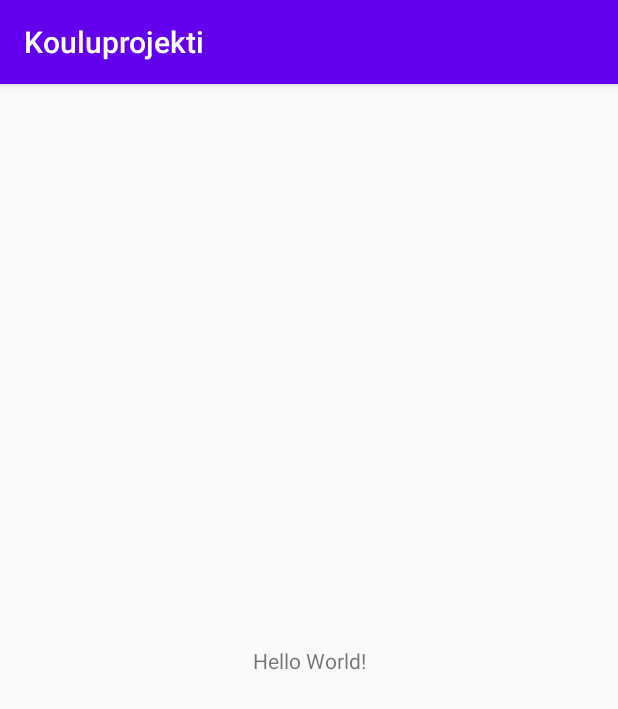
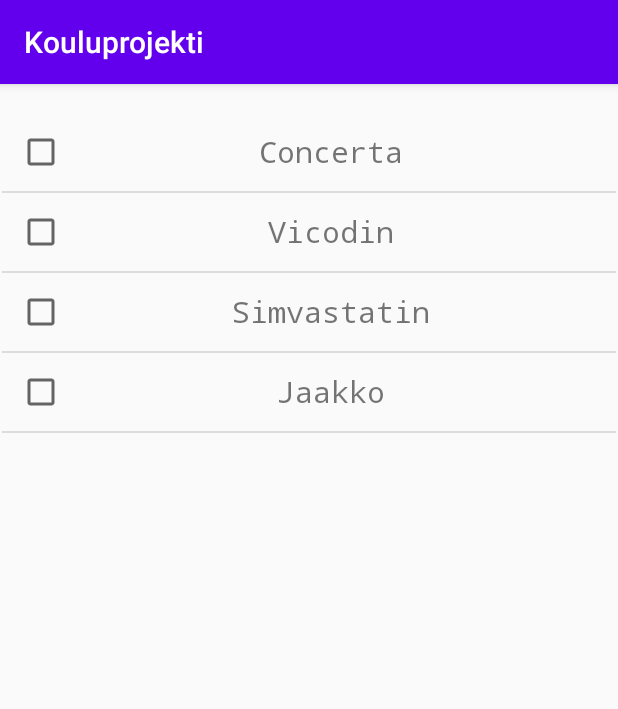
Before and after one commit to HudRud/Kouluprojekti, an Android app: the screen it shows after launch (MainActivity), on a phone screen of 412 x 824 dp. Shown: the top 709 px of the screen. Run offline under Robolectric (Android 15) with nearby library versions, the phone set to English and light mode, and no system bars.

Commit message:
Lääkemuistuttimien ListView adapteri valmis

```diff
--- a/app/src/main/java/com/example/kouluprojekti/MainActivity.java
+++ b/app/src/main/java/com/example/kouluprojekti/MainActivity.java
@@ -4,16 +4,29 @@ import androidx.appcompat.app.AppCompatActivity;
 
 import android.os.Bundle;
 import android.util.Log;
+import android.widget.ListView;
+
+import java.util.ArrayList;
 
 public class MainActivity extends AppCompatActivity {
-
+ArrayList<MedicationData> medList;
+ListView lv;
     @Override
     protected void onCreate(Bundle savedInstanceState) {
         super.onCreate(savedInstanceState);
         setContentView(R.layout.activity_main);
-        Log.d("ei","henri oot ihan kakka");
-        Log.d("kyllä","jaakko on myös ihan kakka");
-        Log.d("jotain","Kevin on myös kakka");
-        Log.d("saofneo","dspoflowq");
+        medList = new ArrayList<>();
+        lv = findViewById(R.id.ListView1);
+        MedicationData med1 = new MedicationData("Concerta");
+        MedicationData med2 = new MedicationData("Vicodin");
+        MedicationData med3 = new MedicationData("Simvastatin");
+        MedicationData med4 = new MedicationData("Jaakko");
+        medList.add(med1);
+        medList.add(med2);
+        medList.add(med3);
+        medList.add(med4);
+        MedListAdapter adapter = new MedListAdapter(this,R.layout.mednotelayout,medList);
+        lv.setAdapter(adapter);
+
     }
 }
--- /dev/null
+++ b/app/src/main/java/com/example/kouluprojekti/MedListAdapter.java
@@ -0,0 +1,40 @@
+package com.example.kouluprojekti;
+
+import android.content.Context;
+import android.view.LayoutInflater;
+import android.view.View;
+import android.view.ViewGroup;
+import android.widget.ArrayAdapter;
+import android.widget.TextView;
+
+import androidx.annotation.NonNull;
+
+import java.util.ArrayList;
+
+public class MedListAdapter extends ArrayAdapter<MedicationData> {
+    private Context mContext;
+    int mResource;
+    public MedListAdapter(@NonNull Context context, int resource, @NonNull ArrayList<MedicationData> objects) {
+        super(context, resource, objects);
+        this.mContext = context;
+        this.mResource = resource;
+    }
+    @NonNull
+    @Override
+    public View getView(int position, View convertView, ViewGroup parent){
+        String name = getItem(position).getMedName();
+
+        MedicationData medData = new MedicationData(name);
+
+        LayoutInflater inflater = LayoutInflater.from(this.mContext);
+
+        convertView = inflater.inflate(this.mResource, parent, false);
+
+        TextView tv = convertView.findViewById(R.id.medname);
+
+        tv.setText(name);
+
+        return convertView;
+
+    }
+}
--- /dev/null
+++ b/app/src/main/java/com/example/kouluprojekti/MedicationData.java
@@ -0,0 +1,17 @@
+package com.example.kouluprojekti;
+
+public class MedicationData {
+    private String medName;
+
+    public MedicationData(String medName) {
+        this.medName = medName;
+    }
+
+    public String getMedName() {
+        return medName;
+    }
+
+    public void setMedName(String medName) {
+        this.medName = medName;
+    }
+}
--- a/app/src/main/res/layout/activity_main.xml
+++ b/app/src/main/res/layout/activity_main.xml
@@ -6,13 +6,18 @@
     android:layout_height="match_parent"
     tools:context=".MainActivity">
 
-    <TextView
-        android:layout_width="wrap_content"
-        android:layout_height="wrap_content"
-        android:text="Hello World!"
+    <ListView
+        android:id="@+id/ListView1"
+        android:layout_width="409dp"
+        android:layout_height="729dp"
+        android:layout_marginStart="1dp"
+        android:layout_marginLeft="1dp"
+        android:layout_marginTop="1dp"
+        android:layout_marginEnd="1dp"
+        android:layout_marginRight="1dp"
+        android:layout_marginBottom="1dp"
         app:layout_constraintBottom_toBottomOf="parent"
-        app:layout_constraintLeft_toLeftOf="parent"
-        app:layout_constraintRight_toRightOf="parent"
+        app:layout_constraintEnd_toEndOf="parent"
+        app:layout_constraintStart_toStartOf="parent"
         app:layout_constraintTop_toTopOf="parent" />
-
 </androidx.constraintlayout.widget.ConstraintLayout>
--- /dev/null
+++ b/app/src/main/res/layout/mednotelayout.xml
@@ -0,0 +1,19 @@
+<?xml version="1.0" encoding="utf-8"?>
+<LinearLayout xmlns:android="http://schemas.android.com/apk/res/android"
+    android:layout_height="wrap_content"
+    android:layout_width="match_parent"
+    android:orientation="horizontal"
+    android:padding="10dp">
+    <CheckBox
+        android:layout_width="30dp"
+        android:layout_height="match_parent"
+        android:id="@+id/checkbox1"/>
+    <TextView
+        android:layout_width="match_parent"
+        android:layout_height="match_parent"
+        android:id="@+id/medname"
+        android:fontFamily="monospace"
+        android:gravity="center"
+        android:textSize="20sp"
+        android:text=""/>
+</LinearLayout>
```
